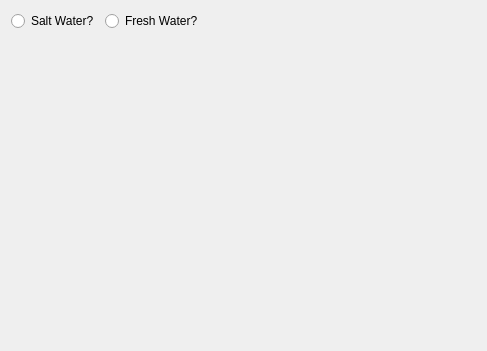
The window that Calculators/PartialPressure/MOD/Page.ui (towel42-com/SCUBA-Calculator) describes before a commit, drawn with Qt 5.
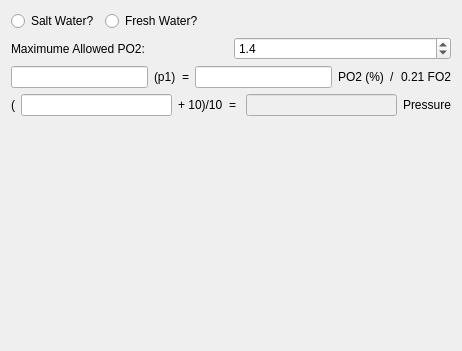
The same window after the commit.

```diff
--- a/Calculators/PartialPressure/MOD/Page.ui
+++ b/Calculators/PartialPressure/MOD/Page.ui
@@ -6,7 +6,7 @@
    <rect>
     <x>0</x>
     <y>0</y>
-    <width>487</width>
+    <width>462</width>
     <height>351</height>
    </rect>
   </property>
@@ -45,6 +45,127 @@
      </item>
     </layout>
    </item>
+   <item>
+    <layout class="QHBoxLayout" name="horizontalLayout_4">
+     <item>
+      <widget class="QLabel" name="label_4">
+       <property name="text">
+        <string>Maximume Allowed PO2:</string>
+       </property>
+      </widget>
+     </item>
+     <item>
+      <widget class="QDoubleSpinBox" name="maxPO2">
+       <property name="decimals">
+        <number>1</number>
+       </property>
+       <property name="minimum">
+        <double>0.200000000000000</double>
+       </property>
+       <property name="maximum">
+        <double>2.000000000000000</double>
+       </property>
+       <property name="singleStep">
+        <double>0.100000000000000</double>
+       </property>
+       <property name="value">
+        <double>1.400000000000000</double>
+       </property>
+      </widget>
+     </item>
+    </layout>
+   </item>
+   <item>
+    <layout class="QHBoxLayout" name="horizontalLayout_2">
+     <item>
+      <widget class="QLineEdit" name="ambientPressure">
+       <property name="enabled">
+        <bool>true</bool>
+       </property>
+      </widget>
+     </item>
+     <item>
+      <widget class="QLabel" name="ambientPressureLabel">
+       <property name="text">
+        <string>(p1)</string>
+       </property>
+      </widget>
+     </item>
+     <item>
+      <widget class="QLabel" name="label_3">
+       <property name="text">
+        <string>=</string>
+       </property>
+      </widget>
+     </item>
+     <item>
+      <widget class="QLineEdit" name="po2"/>
+     </item>
+     <item>
+      <widget class="QLabel" name="po2Label">
+       <property name="text">
+        <string>PO2 (%)</string>
+       </property>
+      </widget>
+     </item>
+     <item>
+      <widget class="QLabel" name="label_6">
+       <property name="text">
+        <string>/</string>
+       </property>
+      </widget>
+     </item>
+     <item>
+      <widget class="QLabel" name="fo2Label">
+       <property name="text">
+        <string>0.21 FO2</string>
+       </property>
+      </widget>
+     </item>
+    </layout>
+   </item>
+   <item>
+    <layout class="QHBoxLayout" name="horizontalLayout_3">
+     <item>
+      <widget class="QLabel" name="label">
+       <property name="text">
+        <string>(</string>
+       </property>
+      </widget>
+     </item>
+     <item>
+      <widget class="QLineEdit" name="mod"/>
+     </item>
+     <item>
+      <widget class="QLabel" name="modLabel">
+       <property name="text">
+        <string>+ 10)/10</string>
+       </property>
+      </widget>
+     </item>
+     <item>
+      <widget class="QLabel" name="label_2">
+       <property name="text">
+        <string>= </string>
+       </property>
+      </widget>
+     </item>
+     <item>
+      <widget class="QLineEdit" name="pressureForDepth">
+       <property name="enabled">
+        <bool>false</bool>
+       </property>
+      </widget>
+     </item>
+     <item>
+      <widget class="QLabel" name="pressureLabel">
+       <property name="text">
+        <string>Pressure</string>
+       </property>
+      </widget>
+     </item>
+    </layout>
+   </item>
    <item>
     <spacer name="verticalSpacer">
      <property name="orientation">
```
Left out of the diff: 5 changed lines with no effect on the pictures.
